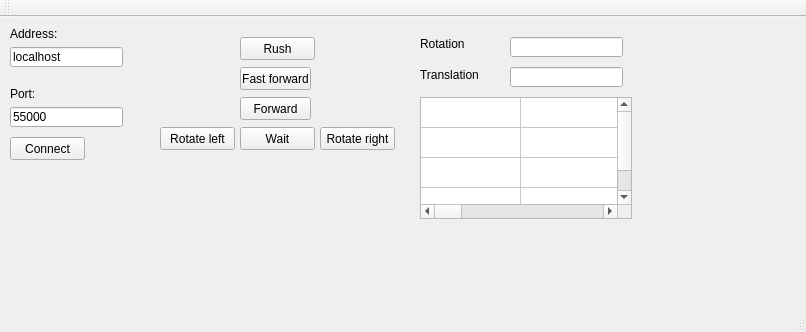
The window that mainwindow.ui (PaulinaSadowska/Labyrinth_contest_client) describes before a commit, drawn with Qt 5.
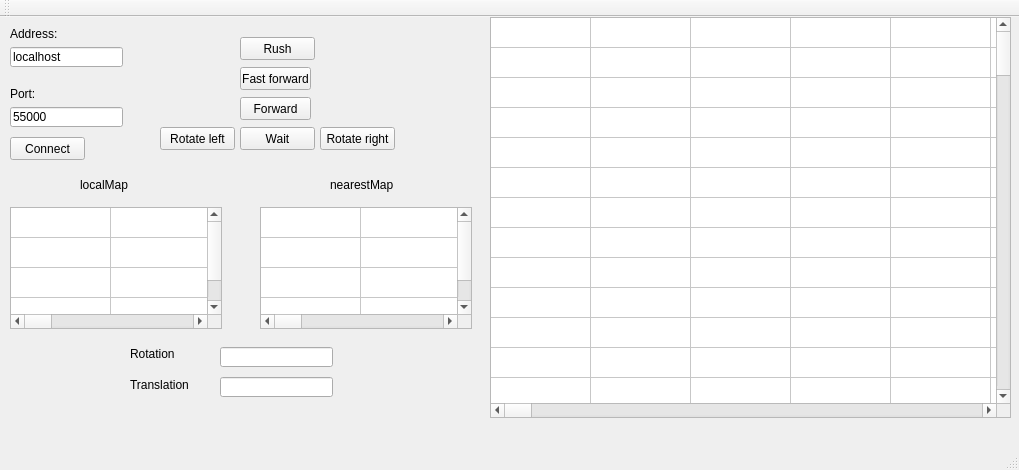
The same window after the commit.

Commit message: Global and nearestMap finished

Diff of the .ui file:
```diff
--- a/mainwindow.ui
+++ b/mainwindow.ui
@@ -6,8 +6,8 @@
    <rect>
     <x>0</x>
     <y>0</y>
-    <width>806</width>
-    <height>332</height>
+    <width>1019</width>
+    <height>470</height>
    </rect>
   </property>
   <property name="windowTitle">
@@ -160,8 +160,8 @@
    <widget class="QLabel" name="label_3">
     <property name="geometry">
      <rect>
-      <x>420</x>
-      <y>20</y>
+      <x>130</x>
+      <y>330</y>
       <width>47</width>
       <height>13</height>
      </rect>
@@ -173,8 +173,8 @@
    <widget class="QLabel" name="label_4">
     <property name="geometry">
      <rect>
-      <x>420</x>
-      <y>50</y>
+      <x>130</x>
+      <y>360</y>
       <width>71</width>
       <height>16</height>
      </rect>
@@ -186,8 +186,8 @@
    <widget class="QLineEdit" name="rotationEdit">
     <property name="geometry">
      <rect>
-      <x>510</x>
-      <y>20</y>
+      <x>220</x>
+      <y>330</y>
       <width>113</width>
       <height>20</height>
      </rect>
@@ -196,8 +196,8 @@
    <widget class="QLineEdit" name="translationEdit">
     <property name="geometry">
      <rect>
-      <x>510</x>
-      <y>50</y>
+      <x>220</x>
+      <y>360</y>
       <width>113</width>
       <height>20</height>
      </rect>
@@ -206,8 +206,8 @@
    <widget class="QTableWidget" name="robotVisionTable">
     <property name="geometry">
      <rect>
-      <x>420</x>
-      <y>80</y>
+      <x>10</x>
+      <y>190</y>
       <width>212</width>
       <height>122</height>
      </rect>
@@ -236,6 +236,285 @@
     <column/>
     <column/>
    </widget>
+   <widget class="QTableWidget" name="globalMapTable">
+    <property name="geometry">
+     <rect>
+      <x>490</x>
+      <y>0</y>
+      <width>521</width>
+      <height>401</height>
+     </rect>
+    </property>
+    <property name="rowCount">
+     <number>99</number>
+    </property>
+    <property name="columnCount">
+     <number>99</number>
+    </property>
+    <attribute name="horizontalHeaderVisible">
+     <bool>false</bool>
+    </attribute>
+    <attribute name="verticalHeaderVisible">
+     <bool>false</bool>
+    </attribute>
+    <row/>
+    <row/>
+    <row/>
+    <row/>
+    <row/>
+    <row/>
+    <row/>
+    <row/>
+    <row/>
+    <row/>
+    <row/>
+    <row/>
+    <row/>
+    <row/>
+    <row/>
+    <row/>
+    <row/>
+    <row/>
+    <row/>
+    <row/>
+    <row/>
+    <row/>
+    <row/>
+    <row/>
+    <row/>
+    <row/>
+    <row/>
+    <row/>
+    <row/>
+    <row/>
+    <row/>
+    <row/>
+    <row/>
+    <row/>
+    <row/>
+    <row/>
+    <row/>
+    <row/>
+    <row/>
+    <row/>
+    <row/>
+    <row/>
+    <row/>
+    <row/>
+    <row/>
+    <row/>
+    <row/>
+    <row/>
+    <row/>
+    <row/>
+    <row/>
+    <row/>
+    <row/>
+    <row/>
+    <row/>
+    <row/>
+    <row/>
+    <row/>
+    <row/>
+    <row/>
+    <row/>
+    <row/>
+    <row/>
+    <row/>
+    <row/>
+    <row/>
+    <row/>
+    <row/>
+    <row/>
+    <row/>
+    <row/>
+    <row/>
+    <row/>
+    <row/>
+    <row/>
+    <row/>
+    <row/>
+    <row/>
+    <row/>
+    <row/>
+    <row/>
+    <row/>
+    <row/>
+    <row/>
+    <row/>
+    <row/>
+    <row/>
+    <row/>
+    <row/>
+    <row/>
+    <row/>
+    <row/>
+    <row/>
+    <row/>
+    <row/>
+    <row/>
+    <row/>
+    <row/>
+    <row/>
+    <column/>
+    <column/>
+    <column/>
+    <column/>
+    <column/>
+    <column/>
+    <column/>
+    <column/>
+    <column/>
+    <column/>
+    <column/>
+    <column/>
+    <column/>
+    <column/>
+    <column/>
+    <column/>
+    <column/>
+    <column/>
+    <column/>
+    <column/>
+    <column/>
+    <column/>
+    <column/>
+    <column/>
+    <column/>
+    <column/>
+    <column/>
+    <column/>
+    <column/>
+    <column/>
+    <column/>
+    <column/>
+    <column/>
+    <column/>
+    <column/>
+    <column/>
+    <column/>
+    <column/>
+    <column/>
+    <column/>
+    <column/>
+    <column/>
+    <column/>
+    <column/>
+    <column/>
+    <column/>
+    <column/>
+    <column/>
+    <column/>
+    <column/>
+    <column/>
+    <column/>
+    <column/>
+    <column/>
+    <column/>
+    <column/>
+    <column/>
+    <column/>
+    <column/>
+    <column/>
+    <column/>
+    <column/>
+    <column/>
+    <column/>
+    <column/>
+    <column/>
+    <column/>
+    <column/>
+    <column/>
+    <column/>
+    <column/>
+    <column/>
+    <column/>
+    <column/>
+    <column/>
+    <column/>
+    <column/>
+    <column/>
+    <column/>
+    <column/>
+    <column/>
+    <column/>
+    <column/>
+    <column/>
+    <column/>
+    <column/>
+    <column/>
+    <column/>
+    <column/>
+    <column/>
+    <column/>
+    <column/>
+    <column/>
+    <column/>
+    <column/>
+    <column/>
+    <column/>
+    <column/>
+    <column/>
+   </widget>
+   <widget class="QTableWidget" name="nearestMapTable">
+    <property name="geometry">
+     <rect>
+      <x>260</x>
+      <y>190</y>
+      <width>212</width>
+      <height>122</height>
+     </rect>
+    </property>
+    <property name="rowCount">
+     <number>4</number>
+    </property>
+    <property name="columnCount">
+     <number>7</number>
+    </property>
+    <attribute name="horizontalHeaderVisible">
+     <bool>false</bool>
+    </attribute>
+    <attribute name="verticalHeaderVisible">
+     <bool>false</bool>
+    </attribute>
+    <row/>
+    <row/>
+    <row/>
+    <row/>
+    <column/>
+    <column/>
+    <column/>
+    <column/>
+    <column/>
+    <column/>
+    <column/>
+   </widget>
+   <widget class="QLabel" name="label_5">
+    <property name="geometry">
+     <rect>
+      <x>80</x>
+      <y>160</y>
+      <width>61</width>
+      <height>16</height>
+     </rect>
+    </property>
+    <property name="text">
+     <string>localMap</string>
+    </property>
+   </widget>
+   <widget class="QLabel" name="label_6">
+    <property name="geometry">
+     <rect>
+      <x>330</x>
+      <y>160</y>
+      <width>71</width>
+      <height>16</height>
+     </rect>
+    </property>
+    <property name="text">
+     <string>nearestMap</string>
+    </property>
+   </widget>
   </widget>
   <widget class="QMenuBar" name="menuBar">
    <property name="geometry">
```
Left out of the diff: 4 changed lines with no effect on the pictures. The commit also changes 8 other files.
